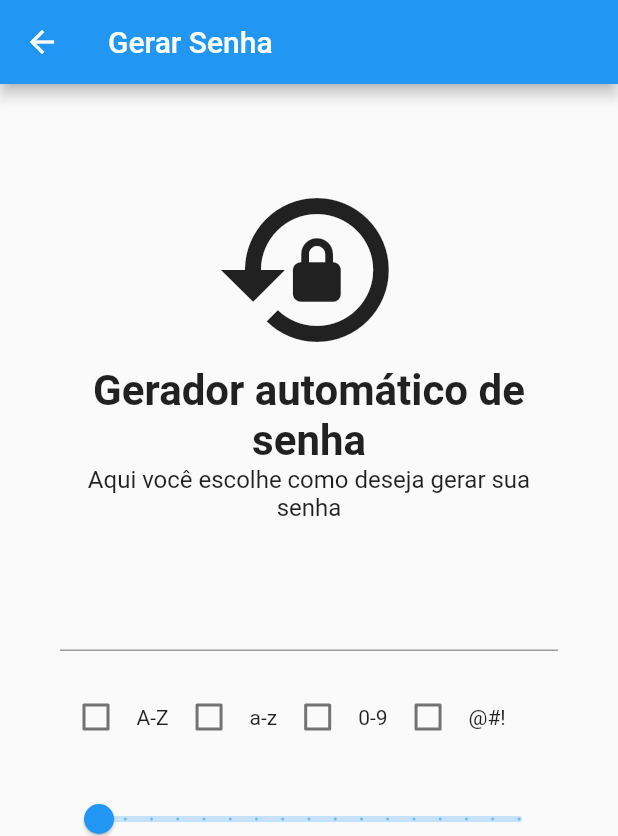
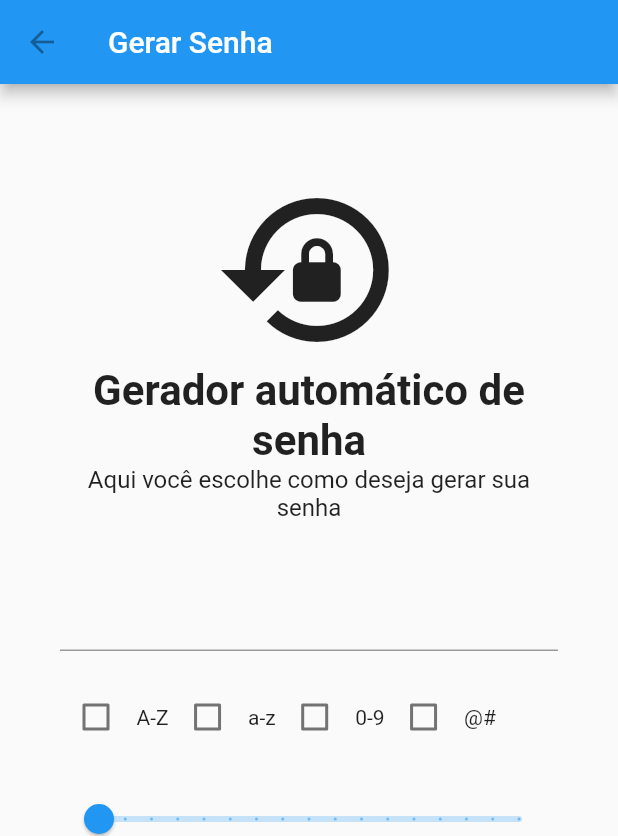
Before and after one commit to Diedrich-dev/projeto_flutter, a Flutter app: the GerarSenha screen opened directly, on a phone screen of 412 x 824 dp. Shown: the top 836 px of the screen. Run offline on Flutter 3.47's test engine with Material 2 defaults, Android fonts, the phone set to English and light mode, and no system bars; our stand-ins replace image_picker, sqflite; missing offline and left inert: flutter_email_sender; accounts and stored records are empty.

Commit message:
botões de voltar (alguns com falha)

```diff
--- a/projeto_flutter/lib/cadSenha.dart
+++ b/projeto_flutter/lib/cadSenha.dart
@@ -34,7 +34,7 @@ class _cadsenhaState extends State<cadsenha> {
           leading: IconButton(
             icon: Icon(Icons.arrow_back),
             color: Colors.black38,
-            onPressed: () => Navigator.pop(context, false),
+            onPressed: () => Navigator.pop(context),
           ),
         ),
         body: Stack(
--- a/projeto_flutter/lib/cadusuario.dart
+++ b/projeto_flutter/lib/cadusuario.dart
@@ -34,7 +34,7 @@ class _cadusuarioState extends State<cadusuario> {
           leading: IconButton(
             icon: Icon(Icons.arrow_back),
             color: Colors.black38,
-            onPressed: () => Navigator.pop(context, false),
+            onPressed: () => Navigator.pop(context),
           ),
           actions: [IconButton(onPressed: null, icon: Icon(Icons.save))],
         ),
--- a/projeto_flutter/lib/geradorSenha.dart
+++ b/projeto_flutter/lib/geradorSenha.dart
@@ -12,13 +12,17 @@ double _currentSliderValue = 0;
 String _pass = "";
 
 class GerarSenha extends StatelessWidget {
-  const GerarSenha({Key? key}) : super(key: key);
 
   @override
   Widget build(BuildContext context) {
     return Scaffold(
       appBar: AppBar(
         backgroundColor: Colors.blue,
+        leading: IconButton(
+            icon: Icon(Icons.arrow_back),
+            color: Colors.black38,
+            onPressed: () => Navigator.pop(context),
+          ),
         title: const Text('Gerar Senha'),
       ),
       body: const _Body(),
@@ -125,7 +129,7 @@ class _BodyState extends State<_Body> {
             ),
           ],
         ),
-        SizedBox(width: 3),
+        SizedBox(width: 2),
         Row(
           children: [
             Checkbox(
@@ -143,7 +147,7 @@ class _BodyState extends State<_Body> {
             ),
           ],
         ),
-        SizedBox(width: 3),
+        SizedBox(width: 2),
         Row(
           children: [
             Checkbox(
@@ -161,7 +165,7 @@ class _BodyState extends State<_Body> {
             ),
           ],
         ),
-        SizedBox(width: 3),
+        SizedBox(width: 2),
         Row(
           children: [
             Checkbox(
@@ -175,7 +179,7 @@ class _BodyState extends State<_Body> {
             ),
             Padding(
               padding: const EdgeInsets.only(left: 3),
-              child: Text('@#!'),
+              child: Text('@#'),
             ),
           ],
         ),
--- a/projeto_flutter/lib/listarCartoes.dart
+++ b/projeto_flutter/lib/listarCartoes.dart
@@ -39,7 +39,7 @@ class _MyHomePageState extends State<MyHomePage> {
         leading: IconButton(
           icon: Icon(Icons.arrow_back),
           color: Colors.black38,
-          onPressed: () => Navigator.pop(context, false),
+          onPressed: () => Navigator.pop(context),
         ),
         actions: <Widget>[
           ElevatedButton(
--- a/projeto_flutter/lib/listarSenhas.dart
+++ b/projeto_flutter/lib/listarSenhas.dart
@@ -41,7 +41,7 @@ class _MyHomePageState extends State<MyHomePage> {
         leading: IconButton(
           icon: Icon(Icons.arrow_back),
           color: Colors.black38,
-          onPressed: () => Navigator.pop(context, false),
+          onPressed: () => Navigator.pop(context),
         ),
         actions: <Widget>[
           ElevatedButton(
--- a/projeto_flutter/lib/recuperarsenha.dart
+++ b/projeto_flutter/lib/recuperarsenha.dart
@@ -24,7 +24,7 @@ class _recuperarSenha extends State<recuperarSenha> {
           leading: IconButton(
             icon: Icon(Icons.arrow_back),
             color: Colors.black38,
-            onPressed: () => Navigator.pop(context, false),
+            onPressed: () => Navigator.pop(context),
           ),
         ),
         body: Container(
```
Also changed, not shown: projeto_flutter/lib/cadCartao.dart (+5 -5 lines), projeto_flutter/lib/perfilUsuario.dart (+4 -5 lines), 7 other files.
